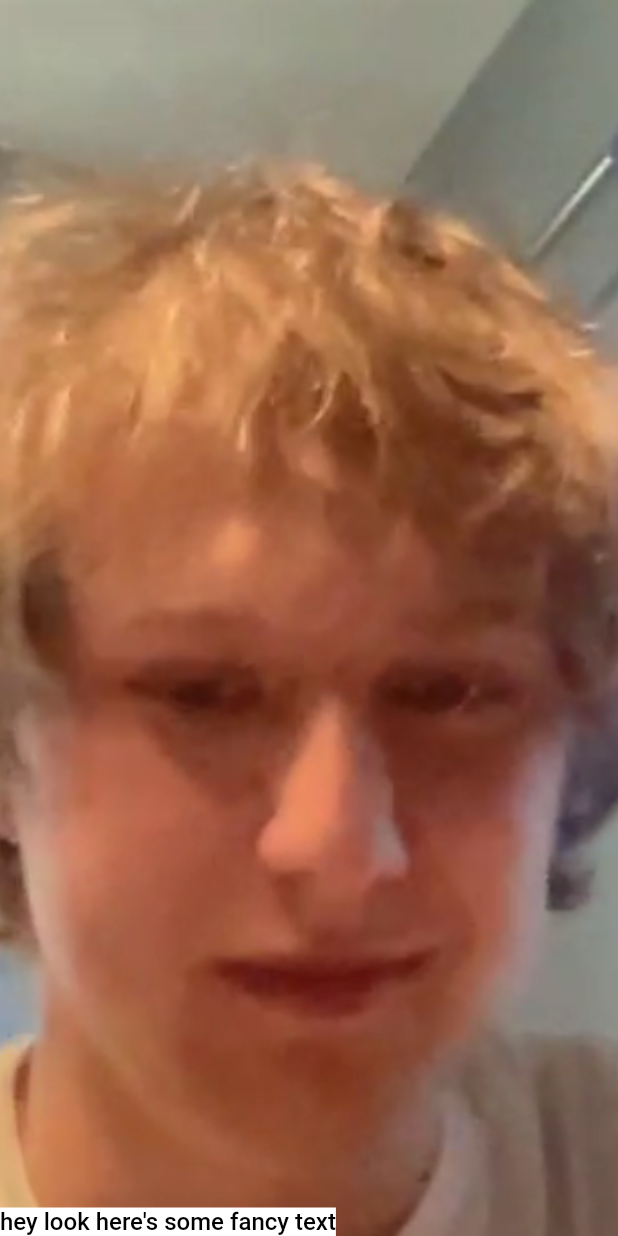
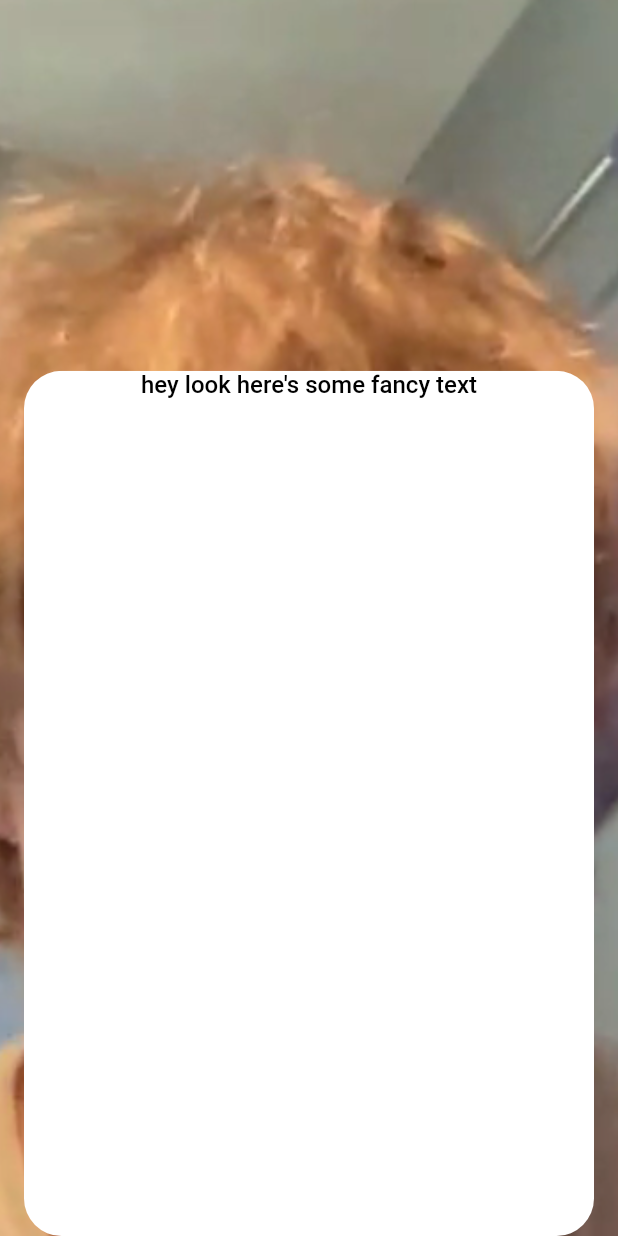
Before and after one commit to BidVerse/app, a Flutter app: the ContractorListPage screen opened directly, after a tap on "Mobile App Development", on a phone screen of 412 x 824 dp. Run offline on Flutter 3.47's test engine with Material 2 defaults, Android fonts, the phone set to English and light mode, and no system bars.

Commit message:
popup on contractor click

```diff
--- a/lib/pages/contractor_info.dart
+++ b/lib/pages/contractor_info.dart
@@ -18,10 +18,18 @@ class ContractorInfoPage extends StatelessWidget {
               fit: BoxFit.cover),
         ),
         Positioned(
+            width: MediaQuery.of(context).size.width,
             bottom: 0,
-            child: Container(
-                color: Colors.white,
-                child: ThemedText('hey look here\'s some fancy text')))
+            child: Padding(
+              padding: const EdgeInsets.symmetric(horizontal: 16),
+              child: ClipRRect(
+                borderRadius: BorderRadius.circular(25),
+                child: Container(
+                    height: MediaQuery.of(context).size.height * 0.7,
+                    color: Colors.white,
+                    child: ThemedText('hey look here\'s some fancy text')),
+              ),
+            ))
       ],
     ));
   }
--- a/lib/pages/contrators_list.dart
+++ b/lib/pages/contrators_list.dart
@@ -15,7 +15,7 @@ class ContractorListPage extends StatelessWidget {
         image: 'assets/nooblow.png',
         id: '1'),
     new Profile(
-      contract: 'Modern Logo Design',
+      contract: 'Modern Logo Design - Illustrator',
       name: 'Ben Swerdlow',
       image: 'assets/logo.png',
       id: '2',
@@ -27,7 +27,7 @@ class ContractorListPage extends StatelessWidget {
       id: '3',
     ),
     new Profile(
-      contract: 'JavaScript Framework Development',
+      contract: 'Perl Development',
       name: 'Ethan Hopkins',
       image: 'assets/logo.png',
       id: '4',
```
